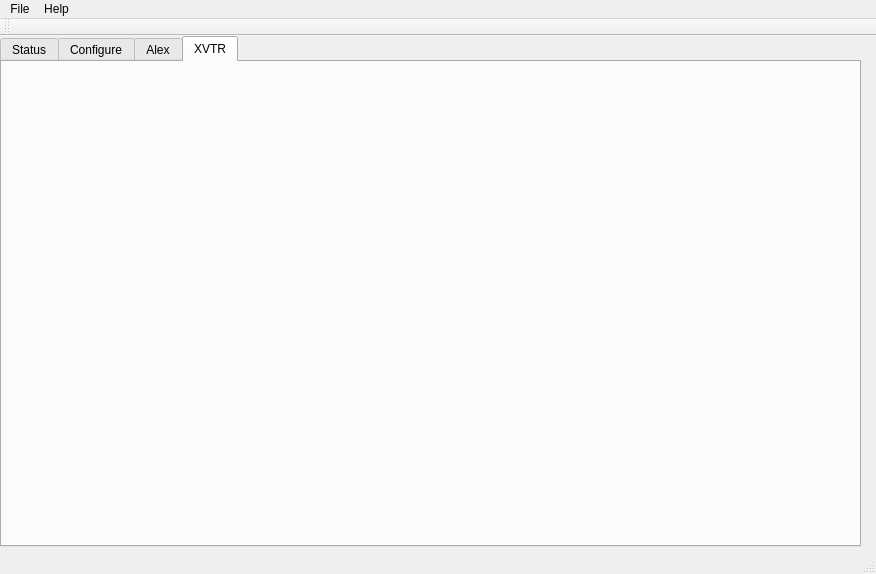
Old version of the form N6LYT/Qt/trunk/src/QtHPSDRServer/mainwindow.ui in the repository TAPR/OpenHPSDR-SVN.
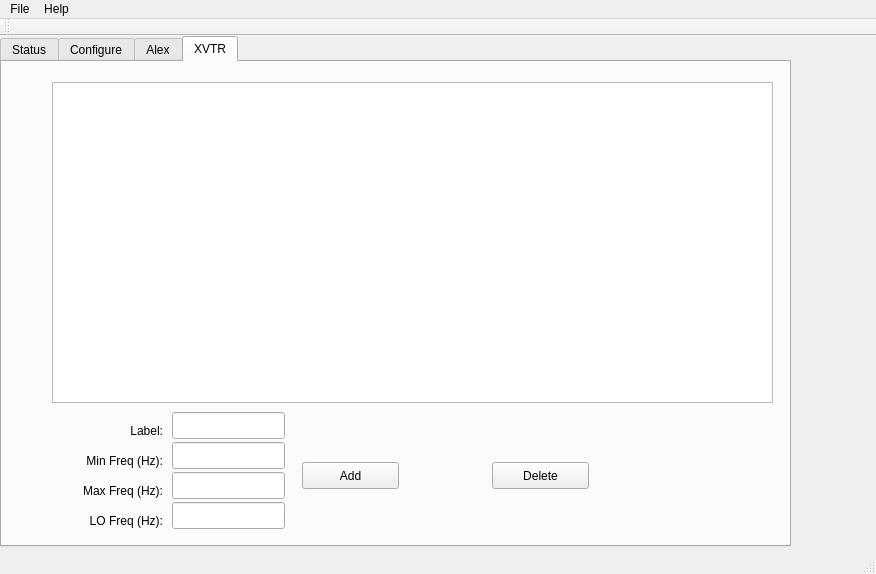
New version of the form. The open tabs and pages were chosen to show the change.

The edit to the form file:
```diff
--- a/N6LYT/Qt/trunk/src/QtHPSDRServer/mainwindow.ui
+++ b/N6LYT/Qt/trunk/src/QtHPSDRServer/mainwindow.ui
@@ -19,7 +19,7 @@
      <rect>
       <x>0</x>
       <y>0</y>
-      <width>861</width>
+      <width>791</width>
       <height>511</height>
      </rect>
     </property>
@@ -2941,6 +2941,149 @@
      <attribute name="title">
       <string>XVTR</string>
      </attribute>
+     <widget class="QListView" name="listView">
+      <property name="geometry">
+       <rect>
+        <x>50</x>
+        <y>20</y>
+        <width>721</width>
+        <height>321</height>
+       </rect>
+      </property>
+     </widget>
+     <widget class="QLabel" name="label_39">
+      <property name="geometry">
+       <rect>
+        <x>110</x>
+        <y>360</y>
+        <width>51</width>
+        <height>17</height>
+       </rect>
+      </property>
+      <property name="text">
+       <string>Label:</string>
+      </property>
+      <property name="alignment">
+       <set>Qt::AlignRight|Qt::AlignTrailing|Qt::AlignVCenter</set>
+      </property>
+     </widget>
+     <widget class="QLineEdit" name="lineEditXVTRLabel">
+      <property name="geometry">
+       <rect>
+        <x>170</x>
+        <y>350</y>
+        <width>113</width>
+        <height>27</height>
+       </rect>
+      </property>
+     </widget>
+     <widget class="QLabel" name="label_40">
+      <property name="geometry">
+       <rect>
+        <x>60</x>
+        <y>390</y>
+        <width>101</width>
+        <height>17</height>
+       </rect>
+      </property>
+      <property name="text">
+       <string>Min Freq (Hz):</string>
+      </property>
+      <property name="alignment">
+       <set>Qt::AlignRight|Qt::AlignTrailing|Qt::AlignVCenter</set>
+      </property>
+     </widget>
+     <widget class="QLineEdit" name="lineEditXVTRMinFreq">
+      <property name="geometry">
+       <rect>
+        <x>170</x>
+        <y>380</y>
+        <width>113</width>
+        <height>27</height>
+       </rect>
+      </property>
+     </widget>
+     <widget class="QLabel" name="label_41">
+      <property name="geometry">
+       <rect>
+        <x>60</x>
+        <y>420</y>
+        <width>101</width>
+        <height>17</height>
+       </rect>
+      </property>
+      <property name="text">
+       <string>Max Freq (Hz):</string>
+      </property>
+      <property name="alignment">
+       <set>Qt::AlignRight|Qt::AlignTrailing|Qt::AlignVCenter</set>
+      </property>
+     </widget>
+     <widget class="QLineEdit" name="lineEditXVTRMaxFreq">
+      <property name="geometry">
+       <rect>
+        <x>170</x>
+        <y>410</y>
+        <width>113</width>
+        <height>27</height>
+       </rect>
+      </property>
+     </widget>
+     <widget class="QLabel" name="label_42">
+      <property name="geometry">
+       <rect>
+        <x>70</x>
+        <y>450</y>
+        <width>91</width>
+        <height>17</height>
+       </rect>
+      </property>
+      <property name="layoutDirection">
+       <enum>Qt::LeftToRight</enum>
+      </property>
+      <property name="text">
+       <string>LO Freq (Hz):</string>
+      </property>
+      <property name="alignment">
+       <set>Qt::AlignRight|Qt::AlignTrailing|Qt::AlignVCenter</set>
+      </property>
+     </widget>
+     <widget class="QLineEdit" name="lineEditXVTRLOFreq">
+      <property name="geometry">
+       <rect>
+        <x>170</x>
+        <y>440</y>
+        <width>113</width>
+        <height>27</height>
+       </rect>
+      </property>
+     </widget>
+     <widget class="QPushButton" name="pushButtonXVTRAdd">
+      <property name="geometry">
+       <rect>
+        <x>300</x>
+        <y>400</y>
+        <width>97</width>
+        <height>27</height>
+       </rect>
+      </property>
+      <property name="text">
+       <string>Add</string>
+      </property>
+     </widget>
+     <widget class="QPushButton" name="pushButtonXVTRDelete">
+      <property name="geometry">
+       <rect>
+        <x>490</x>
+        <y>400</y>
+        <width>97</width>
+        <height>27</height>
+       </rect>
+      </property>
+      <property name="text">
+       <string>Delete</string>
+      </property>
+     </widget>
     </widget>
    </widget>
   </widget>
```
Left out of the diff: 2 changed lines with no effect on the pictures.
